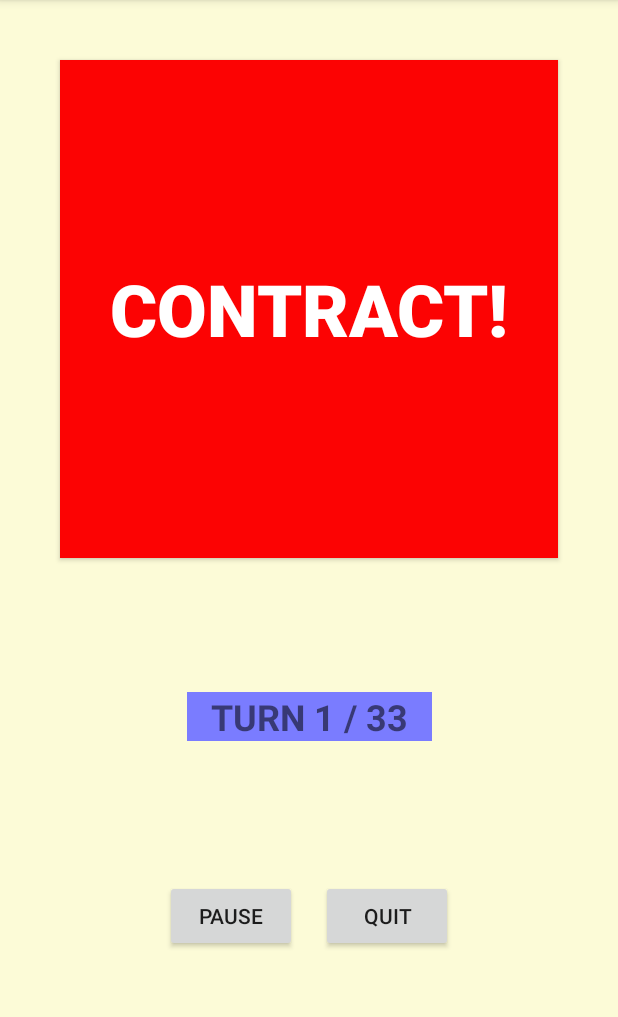
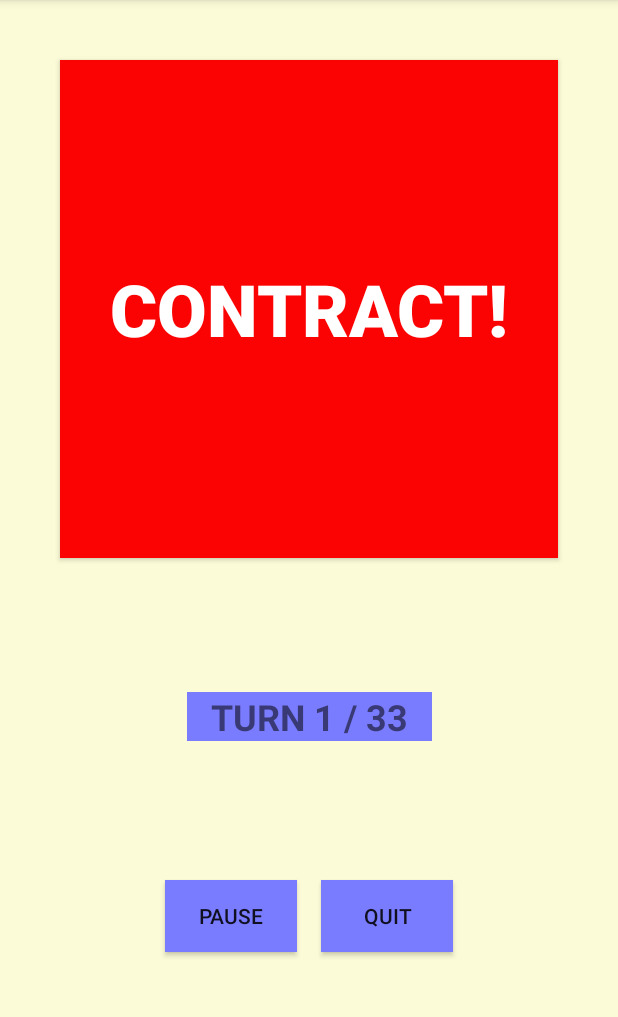
Before and after one commit to sprored/Suelopelvico, an Android app: the screen it shows after launch (MainActivity), after a tap on an icon or button, on a phone screen of 412 x 824 dp, the part 84-1101 px from its top. Run offline under Robolectric (Android 15) with nearby library versions, the phone set to English and light mode, and no system bars.

Commit message:
chore: more ui fix

```diff
--- a/app/src/main/java/com/jamc68/suelopelvico/MainActivity.java
+++ b/app/src/main/java/com/jamc68/suelopelvico/MainActivity.java
@@ -46,8 +46,8 @@ public class MainActivity extends AppCompatActivity {
                 textViewMain.setText(R.string.contraction_message);
                 textViewMain.setTextColor(getResources().getColor(R.color.secondaryTextColor));
                 textViewMain.setBackgroundColor(getResources().getColor(R.color.contractionColor));
-                //textViewSecondary.setText((String) getText(R.string.secondary_message) + " " + turnCounter + " / " + ExerciseData.getTOTAL_TURNS());
-                textViewSecondary.setText( getText(R.string.secondary_message) + " " + turnCounter + " / " + ExerciseData.getTOTAL_TURNS());
+                textViewSecondary.setText(
+                        getString(R.string.secondary_message, turnCounter, ExerciseData.getTOTAL_TURNS()));
                 handler.postDelayed(runnableExerciseSession, ExerciseData.getCONTRACTION_SECONDS() * 1000);
 
             } else if ((state == !isRelaxed) && (turnCounter < ExerciseData.getTOTAL_TURNS())) {
@@ -131,6 +131,6 @@ public class MainActivity extends AppCompatActivity {
 
         TextView textViewSecondary = (TextView) findViewById(R.id.secondary_display);
         textViewSecondary.setText(ExerciseData.getTOTAL_TURNS() + " " + getText(R.string.secondary_message));
-
+        textViewSecondary.setText(getString(R.string.secundary_intro_message,ExerciseData.getTotalMinutes() ));
     }
 }
--- a/app/src/main/java/com/jamc68/suelopelvico/MenuActivity.java
+++ b/app/src/main/java/com/jamc68/suelopelvico/MenuActivity.java
@@ -12,7 +12,7 @@ public class MenuActivity extends AppCompatActivity {
     @Override
     protected void onCreate(Bundle savedInstanceState) {
         super.onCreate(savedInstanceState);
-        setContentView(R.layout.activity_settings);
+        setContentView(R.layout.activity_menu);
 
         ActionBar actionBar = this.getSupportActionBar();
         if (actionBar != null) {
--- a/app/src/main/res/layout/activity_main.xml
+++ b/app/src/main/res/layout/activity_main.xml
@@ -7,7 +7,6 @@
     android:layout_height="match_parent"
     android:background="@color/backgroundApp"
     tools:context=".MainActivity">
-
 
     <Button
         android:id="@+id/main_display"
@@ -55,6 +54,7 @@
         android:layout_marginEnd="8dp"
         android:layout_marginBottom="16dp"
         android:elevation="16dp"
+        android:background="@color/primaryLightColor"
         android:onClick="pauseCounter"
         android:text="@string/button_pause"
         app:layout_constraintBottom_toBottomOf="parent"
@@ -72,6 +72,7 @@
         android:layout_marginTop="8dp"
         android:layout_marginBottom="16dp"
         android:elevation="16dp"
+        android:background="@color/primaryLightColor"
         android:onClick="exitApp"
         android:text="@string/button_exit"
         app:layout_constraintBottom_toBottomOf="parent"
@@ -80,5 +81,4 @@
         app:layout_constraintTop_toBottomOf="@+id/secondary_display"
         app:layout_constraintVertical_bias="0.419" />
 
-
 </androidx.constraintlayout.widget.ConstraintLayout>
--- a/app/src/main/res/values/strings.xml
+++ b/app/src/main/res/values/strings.xml
@@ -2,7 +2,7 @@
     <string name="app_name">Suelo pelvico</string>
 
     <string name="primary_intro_message">Tap \nto start</string>
-    <string name="secondary_message">Turn </string>
+    <string name="secondary_message">Turn %1$d / %2$d</string>
     <string name="contraction_message">Contract!</string>
     <string name="relaxation_message">Relax...</string>
     <string name="end_message">End of exercise</string>
@@ -22,6 +22,6 @@
     <string name="action_settings">Settings</string>
     <string name="action_help">Help</string>
     <string name="exercise_session">Exercise Session</string>
-    <string name="secundary_intro_message">x minutes</string>
+    <string name="secundary_intro_message">%1$d minutes</string>
 
 </resources>
```
Also changed, not shown: app/src/main/res/layout/activity_menu.xml (renamed from app/src/main/res/layout/activity_settings.xml), 1 other file.
